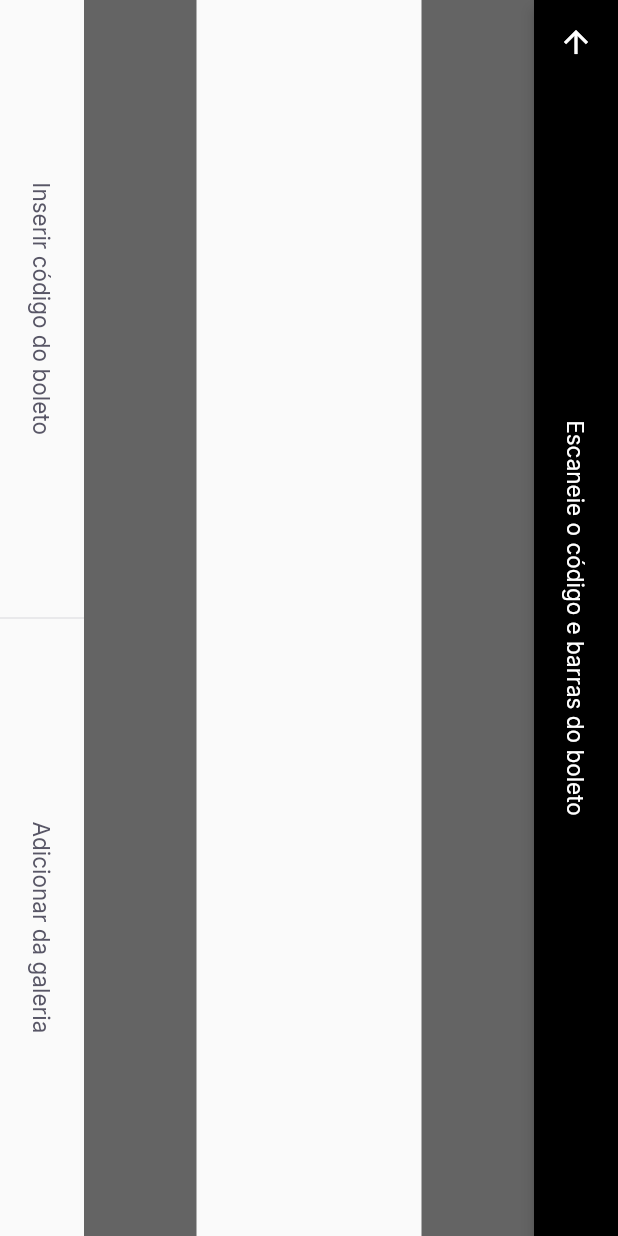
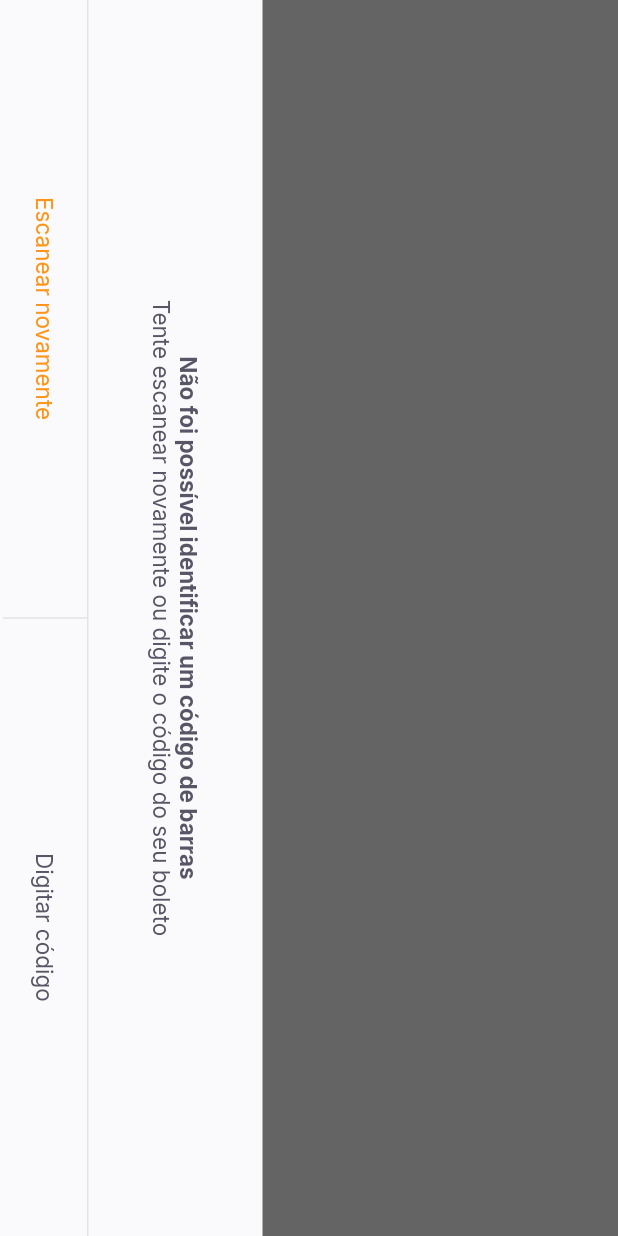
Before and after one commit to biancapb/payflow, a Flutter app: the BarcodeScannerPage screen opened by its route, on a phone screen of 412 x 824 dp. Run offline on Flutter 3.47's test engine with Material 2 defaults, Android fonts, the phone set to English and light mode, and no system bars; our stand-ins replace firebase_core, google_fonts, google_sign_in, shared_preferences; accounts and stored records are empty.

Commit message:
add divider and rotating label

```diff
--- a/lib/modules/barcode_scanner/barcode_scanner_page.dart
+++ b/lib/modules/barcode_scanner/barcode_scanner_page.dart
@@ -1,6 +1,7 @@
 import 'package:flutter/material.dart';
 import 'package:payflow/shared/themes/app_colors.dart';
 import 'package:payflow/shared/themes/app_text_styles.dart';
+import 'package:payflow/shared/widgets/bottom_sheet/bottom_sheet_widget.dart';
 import 'package:payflow/shared/widgets/divider_vertical/divider_vetical.dart';
 import 'package:payflow/shared/widgets/label_button/label_button.dart';
 import 'package:payflow/shared/widgets/set_label_buttons/set_label_buttons.dart';
@@ -15,6 +16,14 @@ class BarcodeScannerPage extends StatefulWidget {
 class _BarcodeScannerState extends State<BarcodeScannerPage> {
   @override
   Widget build(BuildContext context) {
+    return BottomSheetWidget(
+      title: "Não foi possível identificar um código de barras",
+      subtitle: "Tente escanear novamente ou digite o código do seu boleto",
+      primaryLabel: "Escanear novamente",
+      primaryOnPressed: () {},
+      secondaryLabel: "Digitar código",
+      secondaryOnPressed: () {},
+    );
     return RotatedBox(
       quarterTurns: 1,
       child: SafeArea(
--- /dev/null
+++ b/lib/shared/widgets/bottom_sheet/bottom_sheet_widget.dart
@@ -0,0 +1,72 @@
+import 'package:flutter/material.dart';
+import 'package:payflow/shared/themes/app_colors.dart';
+import 'package:payflow/shared/themes/app_text_styles.dart';
+import 'package:payflow/shared/widgets/set_label_buttons/set_label_buttons.dart';
+
+class BottomSheetWidget extends StatelessWidget {
+  final String primaryLabel;
+  final VoidCallback primaryOnPressed;
+  final String secondaryLabel;
+  final VoidCallback secondaryOnPressed;
+  final String title;
+  final String subtitle;
+
+  const BottomSheetWidget(
+      {Key? key,
+      required this.primaryLabel,
+      required this.primaryOnPressed,
+      required this.secondaryLabel,
+      required this.secondaryOnPressed,
+      required this.title,
+      required this.subtitle})
+      : super(key: key);
+
+  @override
+  Widget build(BuildContext context) {
+    return SafeArea(
+      child: RotatedBox(
+        quarterTurns: 1,
+        child: Material(
+          child: Container(
+            color: AppColors.shape,
+            child: Column(
+              children: [
+                Expanded(
+                    child: Container(color: Colors.black.withOpacity(0.6))),
+                Column(
+                  children: [
+                    Padding(
+                      padding: const EdgeInsets.all(40),
+                      child: Text.rich(
+                        TextSpan(
+                            text: title,
+                            style: TextStyles.buttonBoldHeading,
+                            children: [
+                              TextSpan(
+                                  text: "\n$subtitle",
+                                  style: TextStyles.buttonHeading)
+                            ]),
+                        textAlign: TextAlign.center,
+                      ),
+                    ),
+                    Container(
+                      height: 1,
+                      color: AppColors.stroke,
+                    ),
+                    SetLabelButtons(
+                        enablePrimaryColor: true,
+                        primaryLabel: primaryLabel,
+                        primaryOnPressed: primaryOnPressed,
+                        secondaryLabel: secondaryLabel,
+                        secondaryOnPressed: secondaryOnPressed),
+                    SizedBox(height: 2),
+                  ],
+                ),
+              ],
+            ),
+          ),
+        ),
+      ),
+    );
+  }
+}
--- a/lib/shared/widgets/label_button/label_button.dart
+++ b/lib/shared/widgets/label_button/label_button.dart
@@ -4,22 +4,22 @@ import 'package:payflow/shared/themes/app_text_styles.dart';
 class LabelButton extends StatelessWidget {
   final String label;
   final VoidCallback onPressed;
-  const LabelButton({
-    Key? key,
-    required this.label,
-    required this.onPressed,
-  }) : super(key: key);
+  final TextStyle? style;
+  const LabelButton(
+      {Key? key, required this.label, required this.onPressed, this.style})
+      : super(key: key);
 
   @override
   Widget build(BuildContext context) {
     return Container(
       height: 56,
       child: TextButton(
-          onPressed: onPressed,
-          child: Text(
-            label,
-            style: TextStyles.buttonHeading,
-          )),
+        onPressed: onPressed,
+        child: Text(
+          label,
+          style: style ?? TextStyles.buttonHeading,
+        ),
+      ),
     );
   }
 }
--- a/lib/shared/widgets/set_label_buttons/set_label_buttons.dart
+++ b/lib/shared/widgets/set_label_buttons/set_label_buttons.dart
@@ -1,4 +1,5 @@
 import 'package:flutter/material.dart';
+import 'package:payflow/shared/themes/app_text_styles.dart';
 import 'package:payflow/shared/widgets/divider_vertical/divider_vetical.dart';
 import 'package:payflow/shared/widgets/label_button/label_button.dart';
 
@@ -7,13 +8,15 @@ class SetLabelButtons extends StatelessWidget {
   final VoidCallback primaryOnPressed;
   final String secondaryLabel;
   final VoidCallback secondaryOnPressed;
-  const SetLabelButtons(
-      {Key? key,
-      required this.primaryLabel,
-      required this.primaryOnPressed,
-      required this.secondaryLabel,
-      required this.secondaryOnPressed})
-      : super(key: key);
+  final bool enablePrimaryColor;
+  const SetLabelButtons({
+    Key? key,
+    required this.primaryLabel,
+    required this.primaryOnPressed,
+    required this.secondaryLabel,
+    required this.secondaryOnPressed,
+    this.enablePrimaryColor = false,
+  }) : super(key: key);
 
   @override
   Widget build(BuildContext context) {
@@ -23,11 +26,16 @@ class SetLabelButtons extends StatelessWidget {
         children: [
           Expanded(
               child: LabelButton(
-                  label: primaryLabel, onPressed: primaryOnPressed)),
+            label: primaryLabel,
+            onPressed: primaryOnPressed,
+            style: enablePrimaryColor ? TextStyles.buttonPrimary : null,
+          )),
           DividerVerticalWidget(),
           Expanded(
               child: LabelButton(
-                  label: secondaryLabel, onPressed: secondaryOnPressed)),
+            label: secondaryLabel,
+            onPressed: secondaryOnPressed,
+          )),
         ],
       ),
     );
```
